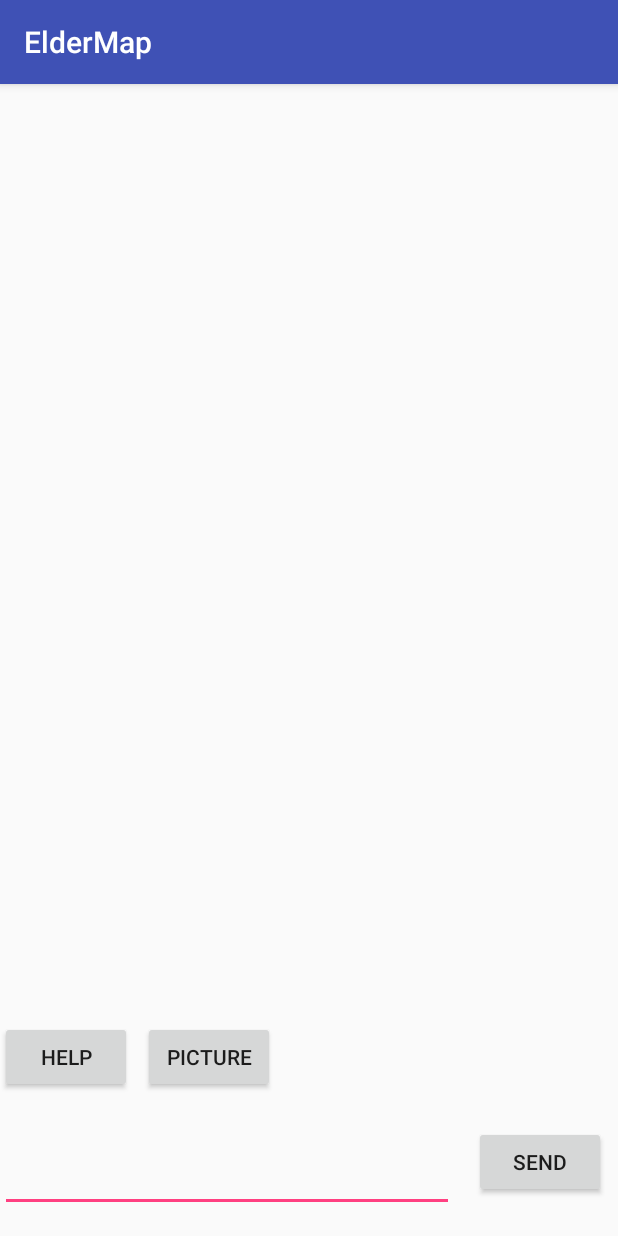
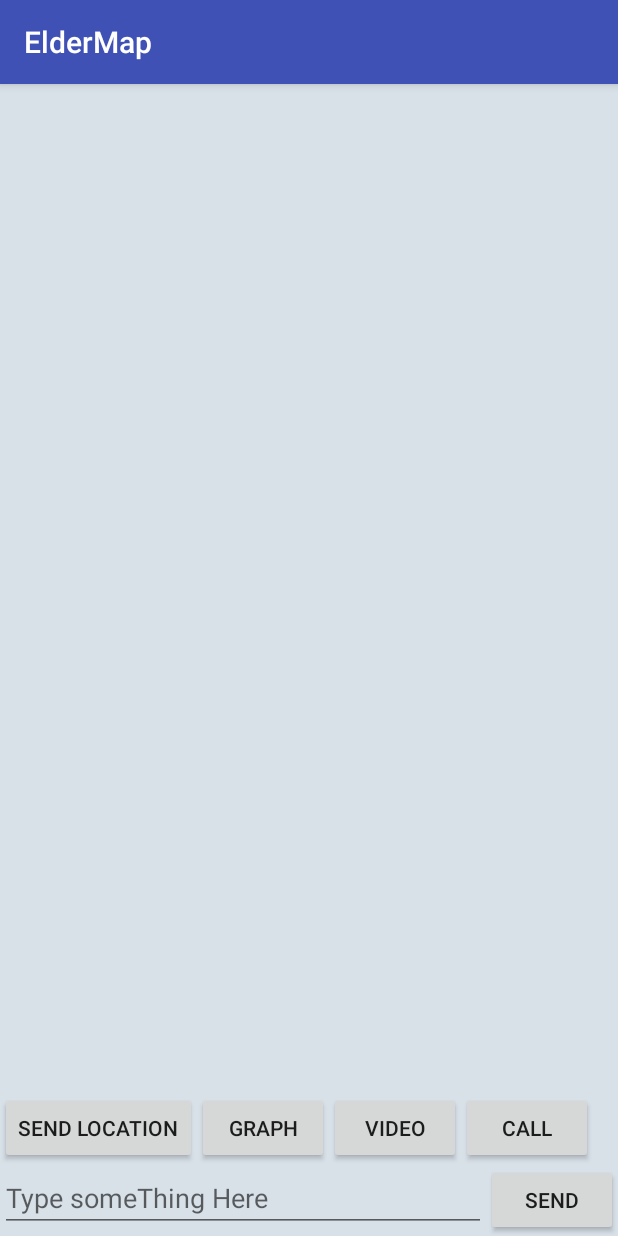
Before and after one commit to hochiw/Eldersmap, an Android app: the ChatActivity screen opened directly, with no data from a screen before it, on a phone screen of 412 x 824 dp. Run offline under Robolectric (Android 15) with nearby library versions, the phone set to English and light mode, and no system bars; libraries missing offline, so code that uses them is left out: org.java_websocket.client, org.java_websocket.handshake; 2 statements that could not run were skipped.

Commit message:
Updated Websocket

```diff
--- a/app/src/main/java/com/example/kallyruan/eldermap/P2PPkg/ChatActivity.java
+++ b/app/src/main/java/com/example/kallyruan/eldermap/P2PPkg/ChatActivity.java
@@ -6,6 +6,8 @@ import android.net.Uri;
 import android.os.Bundle;
 import android.provider.MediaStore;
 import android.support.v7.app.AppCompatActivity;
+import android.support.v7.widget.LinearLayoutManager;
+import android.support.v7.widget.RecyclerView;
 import android.util.Log;
 import android.view.View;
 import android.widget.Button;
@@ -27,109 +29,125 @@ import java.net.URI;
 import java.net.UnknownHostException;
 import java.util.ArrayList;
 import java.util.Enumeration;
+import java.util.List;
 
 public class ChatActivity extends AppCompatActivity {
 
     private UDPReceiver receiver;
     private SocketClient client;
-    private ArrayList<Message> messages;
-    private Button send, picture;
+    private ArrayList<MsgItem> msgItems;
+    private List<MsgItem> msgList = new ArrayList<MsgItem>();
+
+    private EditText inputText;
+
+    private Button send;
+
+    private RecyclerView msgRecyclerView;
+
+    private MsgAdapter adapter;
+
 
     @Override
     protected void onCreate(Bundle savedInstanceState) {
         super.onCreate(savedInstanceState);
+        // this following part are for UI view
         setContentView(R.layout.p2p_chatroom);
-        send = findViewById(R.id.sendButton);
-        send.setOnClickListener(sendButton);
-        picture = findViewById(R.id.pic);
-        picture.setOnClickListener(getPicture);
-
-        messages = new ArrayList<Message>();
+       // initMsgs();
+        inputText = (EditText) findViewById(R.id.input_text);
+        send = (Button) findViewById(R.id.send);
+        msgRecyclerView = (RecyclerView) findViewById(R.id.msg_recycle_view);
+        LinearLayoutManager layoutManager = new LinearLayoutManager(this);
+        msgRecyclerView.setLayoutManager(layoutManager);
+        adapter = new MsgAdapter(msgList);
+        msgRecyclerView.setAdapter(adapter);
+        send.setOnClickListener(new View.OnClickListener() {
+            @Override
+            public void onClick(View v) {
+                String content = inputText.getText().toString();
+                if (!"".equals(content)) {
+                    MsgItem msgItem = new MsgItem(content, MsgItem.TYPE_SENT,MsgItem.MESSAGE_TYPE_TEXT);
+                    msgList.add(msgItem);
+                    // refresh the view
+                    adapter.notifyItemInserted(msgList.size() - 1);
+                    // nominate the view to the last message
+                    msgRecyclerView.scrollToPosition(msgList.size() - 1);
+                    // clear the input text content
+                    inputText.setText("");
+                    // send the message
+                    if (client != null) {
+                        client.getInstance().send(content);
+                    }
+                }
+            }
+        });
         try {
-            client = new SocketClient(new URI("ws://10.13.238.213:8080?type=client"));
+            client = new SocketClient(new URI("ws://10.13.238.213:8080?type=client"),this);
         } catch (Exception e) {
             e.printStackTrace();
         }
     }
 
-    private View.OnClickListener sendButton = new View.OnClickListener() {
-        @Override
-        public void onClick(View view) {
-            if (client != null) {
-                EditText text = (EditText)findViewById(R.id.text);
-                try {
-                    if (client.getStatus()) {
-                        client.getInstance().send(text.getText().toString());
-                    }
-                    text.setText("");
-                } catch (Exception e) {
-                    e.printStackTrace();
-                }
-            }
+    public void newMessage(String message) {
+        MsgItem msgItem = new MsgItem(message, MsgItem.TYPE_RECEIVED,MsgItem.MESSAGE_TYPE_TEXT);
+        msgList.add(msgItem);
+        for (MsgItem i:msgList) {
+            Log.d("WS",i.getContent());
         }
-    };
 
-    private View.OnClickListener getPicture = new View.OnClickListener() {
-        @Override
-        public void onClick(View view) {
+        adapter.notifyItemInserted(msgList.size() - 1);
+
+    }
+
+    public void getPicture (View view) {
             Intent gallery = new Intent(Intent.ACTION_GET_CONTENT);
             gallery.setType("image/*");
             startActivityForResult(gallery, 1);
         }
-    };
 
     @Override
     protected void onActivityResult(int requestCode, int resultCode, Intent intent) {
         try {
             if (resultCode == RESULT_OK) {
+                //this part is to get photo data
+                Uri selectedImage = intent.getData();
+                String[] filePathColumn = {MediaStore.Images.Media.DATA};
+
+                Cursor cursor = getContentResolver().query(selectedImage,
+                        filePathColumn, null, null, null);
+                cursor.moveToFirst();
+
+                int columnIndex = cursor.getColumnIndex(filePathColumn[0]);
+                String picturePath = cursor.getString(columnIndex);
+                cursor.close();
+
+                // assign to image view
+                //ImageView imageView = (ImageView) findViewById(R.id.imgView);
+                //imageView.setImageBitmap(BitmapFactory.decodeFile(picturePath));
+
+                //add to the list
+                MsgItem msgItem = new MsgItem(picturePath, MsgItem.TYPE_SENT, MsgItem.MESSAGE_TYPE_GRAPH);
+                msgList.add(msgItem);
+
+
+                //send photo to server
                 if (client.getStatus()) {
                     client.sendFile(intent.getData().getPath());
                 }
+
             }
-
-        } catch (Exception e) {
+        }
+        catch (Exception e) {
             e.printStackTrace();
         }
     };
 
-    public void requestForHelp() {
-        String url = "http://eldersmapapi.herokuapp.com/api/getQueue";
-        try {
-            JSONObject admin = new HTTPPostRequest(url).execute().get();
-            Log.d("UDP",admin.toString());
-            if (admin.length() != 0) {
-                Log.d("UDP",admin.getString("ip"));
-                Log.d("UDP",Integer.toString(admin.getInt("port")));
-              //  client = new UDPClient(admin.getString("ip"),admin.getInt("port"));
-               // client.sendMessage("HI");
-
-            }
-        } catch (Exception e) {
-            e.printStackTrace();
+        private void initMsgs() {
+            MsgItem msgItem1 = new MsgItem("Hello guy.", MsgItem.TYPE_RECEIVED,MsgItem.MESSAGE_TYPE_TEXT);
+            msgList.add(msgItem1);
+            MsgItem msgItem2 = new MsgItem("Hello. Who is that?", MsgItem.TYPE_SENT,MsgItem.MESSAGE_TYPE_TEXT);
+            msgList.add(msgItem2);
+            MsgItem msgItem3 = new MsgItem("This is Tom. Nice talking to you. ", MsgItem.TYPE_RECEIVED,MsgItem.MESSAGE_TYPE_TEXT);
+            msgList.add(msgItem3);
         }
-    }
-
-    public InetAddress getDeviceIP() {
-        try {
-            for (Enumeration<NetworkInterface> enumNet = NetworkInterface.getNetworkInterfaces();
-                 enumNet.hasMoreElements(); ) {
-                NetworkInterface netI = enumNet.nextElement();
-                for (Enumeration<InetAddress> enumIpAddr = netI.getInetAddresses();
-                     enumIpAddr.hasMoreElements(); ) {
-                    InetAddress intAds = enumIpAddr.nextElement();
-                    if (!intAds.isLoopbackAddress()) {
-                        if (intAds instanceof Inet4Address) {
-                            return intAds;
-                        }
-                    }
-                }
-            }
-
-        } catch (SocketException e) {
-            e.printStackTrace();
-        }
-        return null;
-    }
-
 
 }
--- a/app/src/main/java/com/example/kallyruan/eldermap/P2PPkg/SocketClient.java
+++ b/app/src/main/java/com/example/kallyruan/eldermap/P2PPkg/SocketClient.java
@@ -14,30 +14,12 @@ public class SocketClient {
 
     private Boolean alive = false;
     private WebSocketClient ws;
+    private ChatActivity ca;
 
-    public SocketClient(URI address) {
-        ws = new WebSocketClient(address) {
-            @Override
-            public void onOpen(ServerHandshake handshakedata) {
-                alive = true;
-            }
+    public SocketClient(URI address, ChatActivity ca) {
+        initiate(address);
+        this.ca = ca;
 
-            @Override
-            public void onMessage(String message) {
-                Log.d("WS",message);
-            }
-
-            @Override
-            public void onClose(int code, String reason, boolean remote) {
-
-            }
-
-            @Override
-            public void onError(Exception ex) {
-
-            }
-        };
-        ws.connect();
     }
 
     public void sendFile(String path) {
@@ -59,6 +41,31 @@ public class SocketClient {
         return null;
     }
 
+    public void initiate(URI address) {
+        this.ws = new WebSocketClient(address) {
+            @Override
+            public void onOpen(ServerHandshake handshakedata) {
+                alive = true;
+            }
+
+            @Override
+            public void onMessage(String message) {
+                ca.newMessage(message);
+            }
+
+            @Override
+            public void onClose(int code, String reason, boolean remote) {
+
+            }
+
+            @Override
+            public void onError(Exception ex) {
+
+            }
+        };
+        ws.connect();
+    }
+
     public WebSocketClient getInstance() {
         return ws;
     }
--- a/app/src/main/res/layout/p2p_chatroom.xml
+++ b/app/src/main/res/layout/p2p_chatroom.xml
@@ -4,58 +4,70 @@
     xmlns:tools="http://schemas.android.com/tools"
     android:layout_width="match_parent"
     android:layout_height="match_parent"
+    tools:context=".P2PPkg.ChatActivity"
     tools:layout_editor_absoluteY="81dp">
 
+    <LinearLayout xmlns:android="http://schemas.android.com/apk/res/android"
+        android:layout_width="match_parent"
+        android:layout_height="match_parent"
+        android:background="#d8e0e8"
+        android:orientation="vertical">
+
+        <android.support.v7.widget.RecyclerView
+            android:id="@+id/msg_recycle_view"
+            android:layout_width="match_parent"
+            android:layout_height="0dp"
+            android:layout_weight="1" />
+
+        <LinearLayout
+            android:id="@+id/tool_box"
+            android:layout_width="match_parent"
+            android:layout_height="wrap_content">
             <Button
-        android:id="@+id/sendButton"
+                android:id="@+id/location_button"
                 android:layout_width="wrap_content"
                 android:layout_height="wrap_content"
-        android:layout_marginBottom="25dp"
-        android:layout_marginEnd="8dp"
-        android:text="send"
-        app:layout_constraintBottom_toBottomOf="parent"
-        app:layout_constraintEnd_toEndOf="parent" />
+                android:text="Send Location" />
+            <Button
+                android:id="@+id/graph_button"
+                android:layout_width="wrap_content"
+                android:layout_height="wrap_content"
+                android:text="Graph"
+                android:onClick="getPicture"/>
+            <Button
+                android:id="@+id/video_button"
+                android:layout_width="wrap_content"
+                android:layout_height="wrap_content"
+                android:text="Video" />
+            <Button
+                android:id="@+id/call_button"
+                android:layout_width="wrap_content"
+                android:layout_height="wrap_content"
+                android:text="Call" />
+        </LinearLayout>
+
+
+        <LinearLayout
+            android:id="@+id/input_box"
+            android:layout_width="match_parent"
+            android:layout_height="wrap_content">
+
+            <EditText
+                android:id="@+id/input_text"
+                android:layout_width="0dp"
+                android:layout_height="wrap_content"
+                android:layout_weight="1"
+                android:hint="Type someThing Here"
+                android:maxLines="2" />
 
             <Button
-        android:id="@+id/pic"
+                android:id="@+id/send"
                 android:layout_width="wrap_content"
                 android:layout_height="wrap_content"
-        android:layout_marginBottom="95dp"
-        android:layout_marginStart="7dp"
-        android:text="Picture"
-        app:layout_constraintBottom_toBottomOf="parent"
-        app:layout_constraintStart_toEndOf="@+id/help" />
+                android:text="send" />
 
-    <ListView
-        android:id="@+id/chatList"
-        android:layout_width="0dp"
-        android:layout_height="0dp"
-        android:layout_marginBottom="12dp"
-        android:layout_marginEnd="8dp"
-        android:layout_marginStart="8dp"
-        android:layout_marginTop="16dp"
-        app:layout_constraintBottom_toTopOf="@+id/help"
-        app:layout_constraintEnd_toEndOf="parent"
-        app:layout_constraintStart_toStartOf="parent"
-        app:layout_constraintTop_toTopOf="parent" />
+        </LinearLayout>
 
-    <EditText
-        android:id="@+id/text"
-        android:layout_width="0dp"
-        android:layout_height="0dp"
-        android:layout_marginBottom="16dp"
-        android:layout_marginEnd="13dp"
-        android:layout_marginTop="9dp"
-        app:layout_constraintBottom_toBottomOf="parent"
-        app:layout_constraintEnd_toStartOf="@+id/sendButton"
-        app:layout_constraintStart_toStartOf="parent"
-        app:layout_constraintTop_toBottomOf="@+id/help"></EditText>
+    </LinearLayout>
 
-    <Button
-        android:id="@+id/help"
-        android:layout_width="wrap_content"
-        android:layout_height="wrap_content"
-        android:text="HELP"
-        app:layout_constraintBaseline_toBaselineOf="@+id/pic"
-        app:layout_constraintStart_toStartOf="parent" />
 </android.support.constraint.ConstraintLayout>
```
Also changed, not shown: app/src/main/java/com/example/kallyruan/eldermap/P2PPkg/MsgAdapter.java (added, +98 -0 lines), app/src/main/java/com/example/kallyruan/eldermap/P2PPkg/MsgItem.java (added, +82 -0 lines), app/src/main/res/layout/p2p_msg_item.xml (added, +53 -0 lines), 106 other files. Lines whose indentation alone changed are shown as unchanged.
